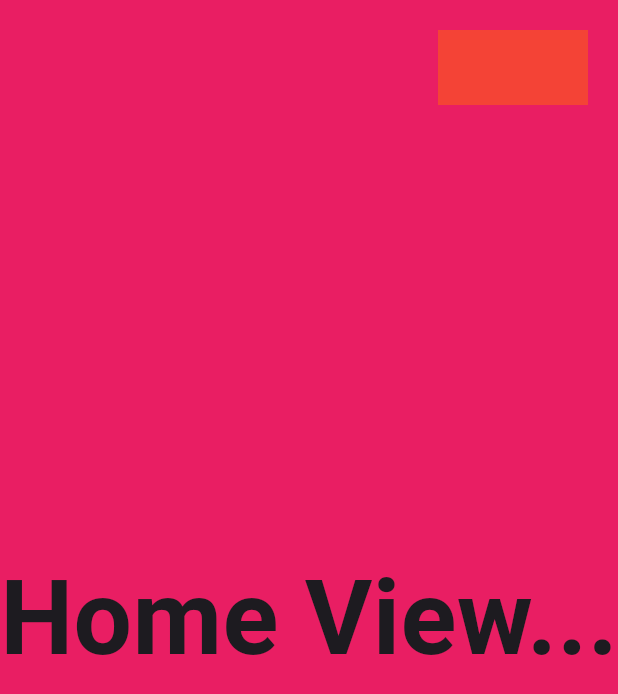
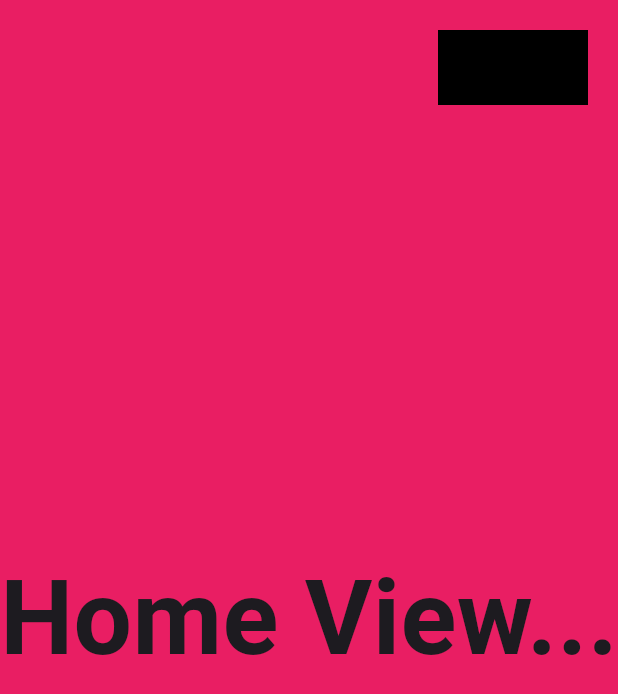
Before and after one commit to matcop/fw-landingPage, a Flutter app: the screen it shows after launch, on a phone screen of 412 x 824 dp. Shown: the top 694 px of the screen. Run offline on Flutter 3.47's test engine with Material 3 defaults, Android fonts, the light colour scheme and no system bars; our stand-ins replace fluro, google_fonts.

Commit message:
Creando un gradiente de fondo home_page y los views

```diff
--- a/lib/ui/pages/home_page.dart
+++ b/lib/ui/pages/home_page.dart
@@ -1,4 +1,5 @@
 import 'package:flutter/material.dart';
+import 'package:flutter/widgets.dart';
 import 'package:vertical_landig_page/ui/views/about_view.dart';
 import 'package:vertical_landig_page/ui/views/contact_view.dart';
 import 'package:vertical_landig_page/ui/views/home_view.dart';
@@ -11,7 +12,9 @@ class HomePage extends StatelessWidget {
   @override
   Widget build(BuildContext context) {
     return Scaffold(
+      backgroundColor: Colors.pink,
       body: Container(
+        decoration: buildBoxDecoration(),
         child: Stack(
           children: [
             _HomeBody(),
@@ -21,19 +24,27 @@ class HomePage extends StatelessWidget {
                 child: Container(
                   width: 100,
                   height: 50,
-                  color: Colors.red,
+                  color: Colors.black,
                 ))
           ],
         ),
       ),
     );
   }
+
+  BoxDecoration buildBoxDecoration() => BoxDecoration(
+      gradient: LinearGradient(
+          colors: [Colors.pink, Colors.purpleAccent],
+          begin: Alignment.topCenter,
+          end: Alignment.bottomCenter,
+          stops: [0.5, 0.5]));
 }
 
 class _HomeBody extends StatelessWidget {
   @override
   Widget build(BuildContext context) {
     return PageView(
+      physics: BouncingScrollPhysics(),
       scrollDirection: Axis.vertical,
       children: [
         HomeView(),
```
